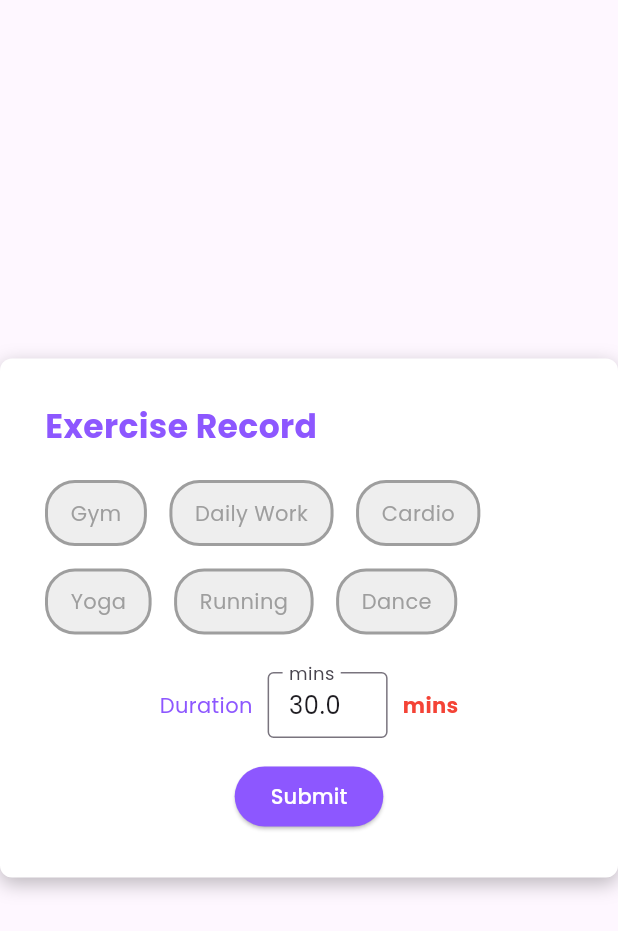
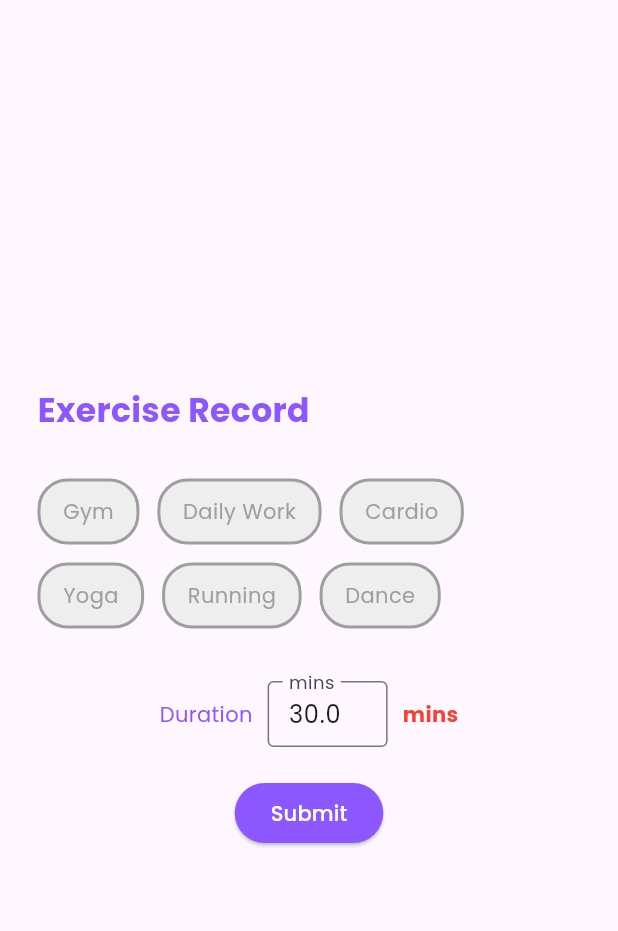
Before and after one commit to Matt1tech/DiabetesPreventerApp, a Flutter app: the ExerciseRecord widget shown alone on an empty page, opened directly with empty values, on a phone screen of 412 x 824 dp. Shown: the top 931 px of the screen. Run offline on Flutter 3.47's test engine with Material 3 defaults, Android fonts, the phone set to English and light mode, and no system bars; our stand-ins replace fl_chart, flutter_secure_storage, flutter_svg, image_picker; accounts and stored records are empty.

Commit message:
adjust the layout of the exercise entry

```diff
--- a/frontend/lib/widgets/exercise_record.dart
+++ b/frontend/lib/widgets/exercise_record.dart
@@ -56,18 +56,7 @@ class _ExerciseRecordState extends State<ExerciseRecord> {
   Widget build(BuildContext context) {
     return Center(
       child: Container(
-        padding: const EdgeInsets.all(30.0),
-        decoration: BoxDecoration(
-          color: Colors.white,
-          borderRadius: BorderRadius.circular(8.0),
-          boxShadow: [
-            BoxShadow(
-              color: Colors.black26,
-              blurRadius: 10,
-              offset: Offset(0, 4),
-            ),
-          ],
-        ),
+        padding: const EdgeInsets.all(25.0),
         child: Column(
           mainAxisSize: MainAxisSize.min,
           crossAxisAlignment: CrossAxisAlignment.start,
@@ -80,10 +69,10 @@ class _ExerciseRecordState extends State<ExerciseRecord> {
                 fontWeight: FontWeight.bold,
               ),
             ),
-            SizedBox(height: 20),
+            SizedBox(height: 30),
             Wrap(
-              spacing: 15,
-              runSpacing: 15,
+              spacing: 12,
+              runSpacing: 12,
               children: exercises.map((exercise) {
                 bool isSelected = selectedExercise == exercise;
                 return GestureDetector(
@@ -116,7 +105,7 @@ class _ExerciseRecordState extends State<ExerciseRecord> {
                 );
               }).toList(),
             ),
-            SizedBox(height: 20),
+            SizedBox(height: 30),
             Row(
               mainAxisAlignment: MainAxisAlignment.center,
               children: [
@@ -158,7 +147,7 @@ class _ExerciseRecordState extends State<ExerciseRecord> {
                 ),
               ],
             ),
-            SizedBox(height: 10),
+            SizedBox(height: 15),
             Center(
               child: ElevatedButton(
                 style: ElevatedButton.styleFrom(
```
Also changed, not shown: frontend/lib/Pages/home_page.dart (+6 -5 lines).
